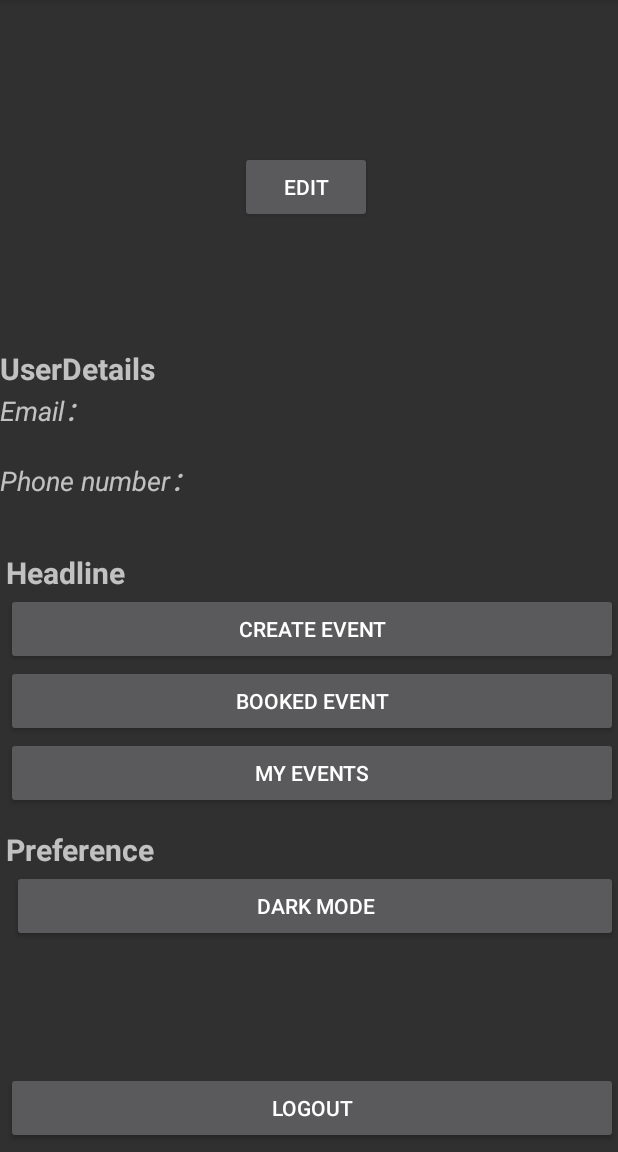
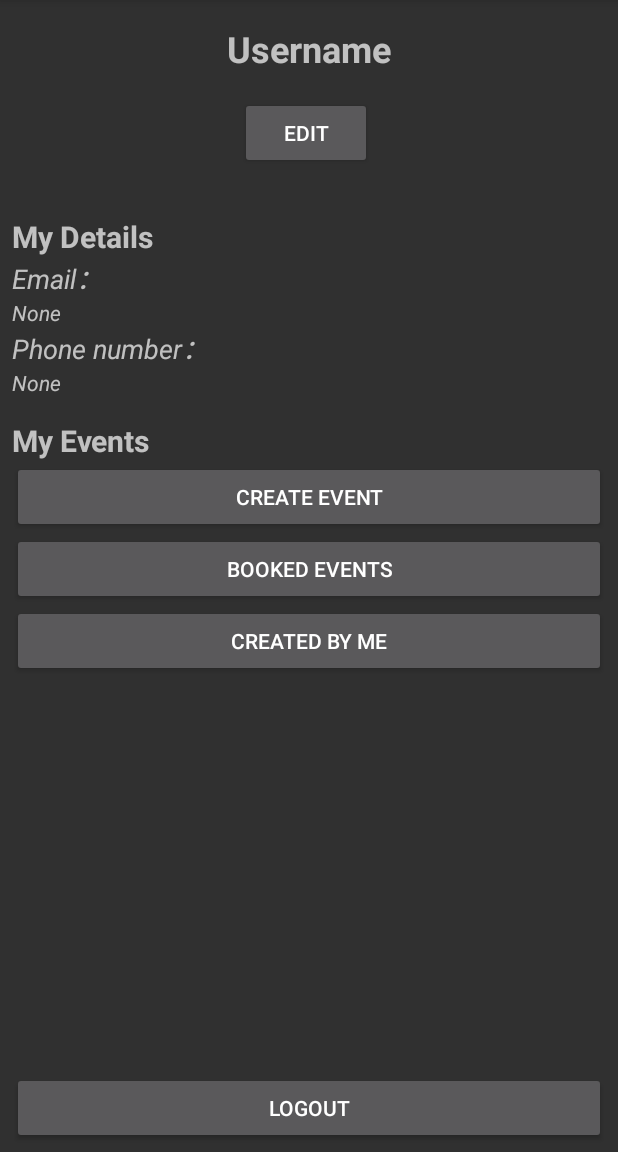
Before and after one commit to hmlmmy/COMP5216Hiking, an Android app: the ProfileActivity screen opened directly, with no data from a screen before it, on a phone screen of 412 x 824 dp, the part 84-1236 px from its top. Run offline under Robolectric (Android 15) with nearby library versions, the phone set to English and light mode, and no system bars; our stand-ins replace Firebase (no records; nobody signed in at launch, a user with empty details on screens opened directly).

Commit message:
user profile display user info & delete darkmode btn

```diff
--- a/app/src/main/java/comp5216/sydney/edu/au/hiketogether/ProfileActivity.java
+++ b/app/src/main/java/comp5216/sydney/edu/au/hiketogether/ProfileActivity.java
@@ -28,7 +28,6 @@ public class ProfileActivity extends AppCompatActivity {
     FirebaseUser user;
     Button logoutBtn;
     Button editBtn;
-    Button darkmodeBtn;
     Button createEventBtn;
     Button bookedEventBtn;
     Button myEventBtn;
@@ -51,22 +50,48 @@ public class ProfileActivity extends AppCompatActivity {
         editBtn = findViewById(R.id.editProfile);
         userEmail = findViewById(R.id.emailtextView);
         PhoneNum = findViewById(R.id.phonetextView);
-        darkmodeBtn = findViewById(R.id.darkModeButton);
         createEventBtn = findViewById(R.id.CreateEventButton);
         bookedEventBtn = findViewById(R.id.bookedEventButton);
         myEventBtn = findViewById(R.id.MyEventButton);
-
-
 
         if (user == null) {
             Intent intent = new Intent(getApplicationContext(), LoginActivity.class);
             startActivity(intent);
             finish();
-        } else {
-            Username.setText(user.getEmail());
-            userEmail.setText(user.getEmail());
-            PhoneNum.setText(user.getPhoneNumber());
         }
+
+        // get creator info (name, email, phone) by UID
+        String userID = user.getUid();
+        FirebaseFirestore db = FirebaseFirestore.getInstance();
+        db.collection("User Profile").document(userID)
+                .get()
+                .addOnSuccessListener(new OnSuccessListener<DocumentSnapshot>() {
+                    @Override
+                    public void onSuccess(DocumentSnapshot document) {
+                        if (document.exists()) {
+                            // 从文档中获取事件信息
+                            String username = document.getString("name");
+                            String email = document.getString("email");
+                            String phone = document.getString("phone");
+                            // set creator info
+                            Username.setText(username);
+                            userEmail.setText(email);
+                            PhoneNum.setText(phone);
+                        } else {
+                            // 没有匹配的文档，处理错误
+                            // 这里可以显示错误消息或执行其他操作
+                            Log.i("search error", "No matching document for userID: " + userID);
+                        }
+                    }
+                })
+                .addOnFailureListener(new OnFailureListener() {
+                    @Override
+                    public void onFailure(@NonNull Exception e) {
+                        // 查询失败，处理错误
+                        // 这里可以显示错误消息或执行其他操作
+                        Log.e("search error", "Query failed: " + e.getMessage());
+                    }
+                });
 
         editBtn.setOnClickListener(new View.OnClickListener() {
             @Override
@@ -157,16 +182,6 @@ public class ProfileActivity extends AppCompatActivity {
                         });
             }
         });
-        darkmodeBtn.setOnClickListener(new View.OnClickListener() {
-            @Override
-            public void onClick(View v) {
-                // 修改整个页面的背景颜色
-                View rootView = getWindow().getDecorView().getRootView();
-                rootView.setBackgroundColor(getResources().getColor(R.color.darkmode_color));
-
-            }
-        });
-
     }
     @Override
     protected void onActivityResult(int requestCode, int resultCode, Intent data) {
--- a/app/src/main/java/comp5216/sydney/edu/au/hiketogether/SearchActivity.java
+++ b/app/src/main/java/comp5216/sydney/edu/au/hiketogether/SearchActivity.java
@@ -108,7 +108,6 @@ public class SearchActivity extends AppCompatActivity {
                             matchedEvents.add(event);
                         }
 
-
                         Intent intent = new Intent(this, EventPageActivity.class);
                         if (matchedEvents.isEmpty()) {
                             intent.putExtra("ERROR_MESSAGE", "Cannot find appropriate event.");
--- a/app/src/main/res/layout/activity_profile.xml
+++ b/app/src/main/res/layout/activity_profile.xml
@@ -40,8 +40,11 @@
         android:id="@+id/userdetailsLayout"
         android:layout_width="match_parent"
         android:layout_height="wrap_content"
-        android:layout_marginTop="232dp"
+        android:layout_marginStart="8dp"
+        android:layout_marginTop="144dp"
+        android:layout_marginEnd="8dp"
         android:orientation="vertical"
+        app:layout_constraintEnd_toEndOf="parent"
         app:layout_constraintStart_toStartOf="parent"
         app:layout_constraintTop_toTopOf="parent">
 
@@ -51,7 +54,7 @@
             android:id="@+id/userdetailsLayoutTextView"
             android:layout_width="wrap_content"
             android:layout_height="wrap_content"
-            android:text="UserDetails"
+            android:text="My Details"
             android:textSize="20sp"
             android:textStyle="bold" />
 
@@ -93,9 +96,11 @@
         android:id="@+id/headlineLayout"
         android:layout_width="match_parent"
         android:layout_height="wrap_content"
-        android:layout_marginStart="4dp"
-        android:layout_marginTop="368dp"
+        android:layout_marginStart="8dp"
+        android:layout_marginTop="280dp"
+        android:layout_marginEnd="8dp"
         android:orientation="vertical"
+        app:layout_constraintEnd_toEndOf="parent"
         app:layout_constraintStart_toStartOf="parent"
         app:layout_constraintTop_toTopOf="parent">
 
@@ -104,7 +109,7 @@
             android:id="@+id/headlineTitleTextView"
             android:layout_width="wrap_content"
             android:layout_height="wrap_content"
-            android:text="Headline"
+            android:text="My Events"
             android:textSize="20sp"
             android:textStyle="bold" />
 
@@ -120,49 +125,14 @@
             android:id="@+id/bookedEventButton"
             android:layout_width="match_parent"
             android:layout_height="wrap_content"
-            android:text="Booked Event" />
+            android:text="Booked Events" />
 
         <!-- Create Event 跳转按钮 -->
         <Button
             android:id="@+id/MyEventButton"
             android:layout_width="match_parent"
             android:layout_height="wrap_content"
-            android:text="My Events" />
-    </LinearLayout>
-
-    <LinearLayout
-        android:id="@+id/preferenceLayout"
-        android:layout_width="match_parent"
-        android:layout_height="wrap_content"
-        android:layout_marginStart="4dp"
-        android:layout_marginTop="13dp"
-        android:orientation="vertical"
-        app:layout_constraintStart_toStartOf="parent"
-        app:layout_constraintTop_toBottomOf="@+id/headlineLayout">
-
-        <!-- Preference 标题 -->
-
-        <TextView
-            android:id="@+id/preferenceTitleTextView"
-            android:layout_width="wrap_content"
-            android:layout_height="wrap_content"
-            android:text="Preference"
-            android:textSize="20sp"
-            android:textStyle="bold" />
-
-        <Button
-            android:id="@+id/darkModeButton"
-            android:layout_width="match_parent"
-            android:layout_height="wrap_content"
-            android:layout_marginStart="4dp"
-            android:layout_marginBottom="32dp"
-            android:text="Dark Mode"
-            tools:ignore="MissingConstraints" />
-
-        <!-- Language 跳转按钮 -->
-
-        <!-- Dark Mode 跳转按钮 -->
-
+            android:text="Created by me" />
     </LinearLayout>
 
     <Button
@@ -170,10 +140,12 @@
         android:layout_width="match_parent"
         android:layout_height="wrap_content"
         android:layout_gravity="center"
-        android:layout_marginStart="4dp"
+        android:layout_marginStart="8dp"
+        android:layout_marginEnd="8dp"
         android:layout_marginBottom="5dp"
         android:text="logout"
         app:layout_constraintBottom_toBottomOf="parent"
+        app:layout_constraintEnd_toEndOf="parent"
         app:layout_constraintStart_toStartOf="parent" />
 
     <Button
@@ -181,7 +153,7 @@
         android:layout_width="wrap_content"
         android:layout_height="wrap_content"
         android:layout_marginStart="160dp"
-        android:layout_marginTop="52dp"
+        android:layout_marginTop="16dp"
         android:text="EDIT"
         app:layout_constraintStart_toStartOf="parent"
         app:layout_constraintTop_toBottomOf="@+id/usernameTextView" />
```
